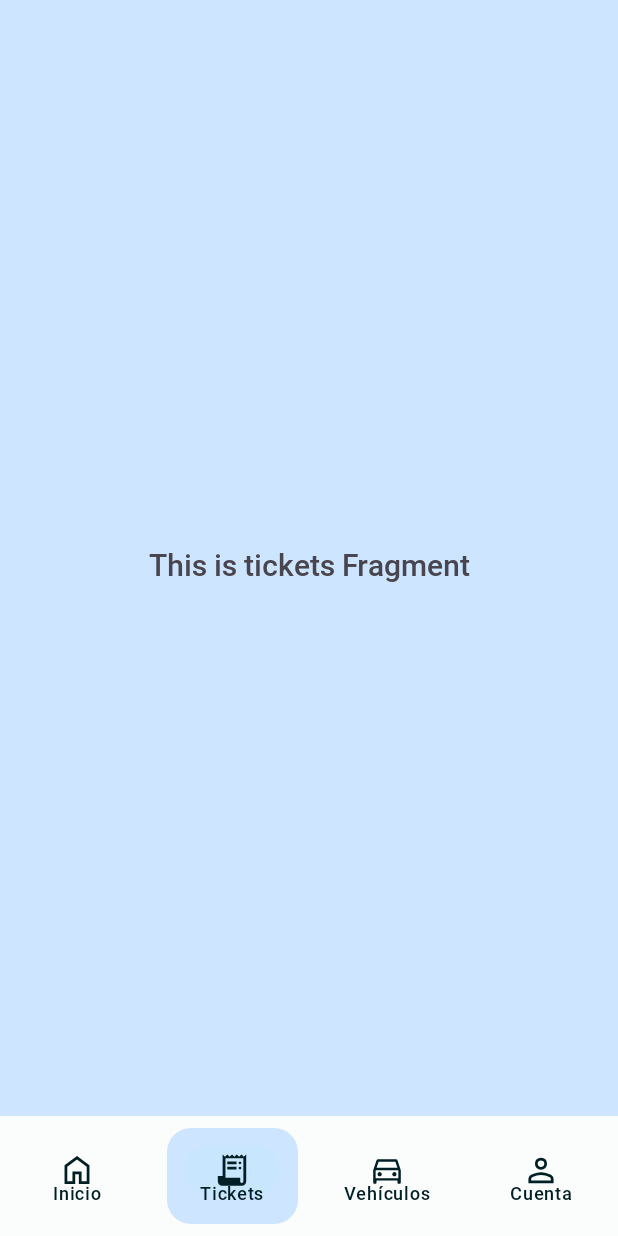
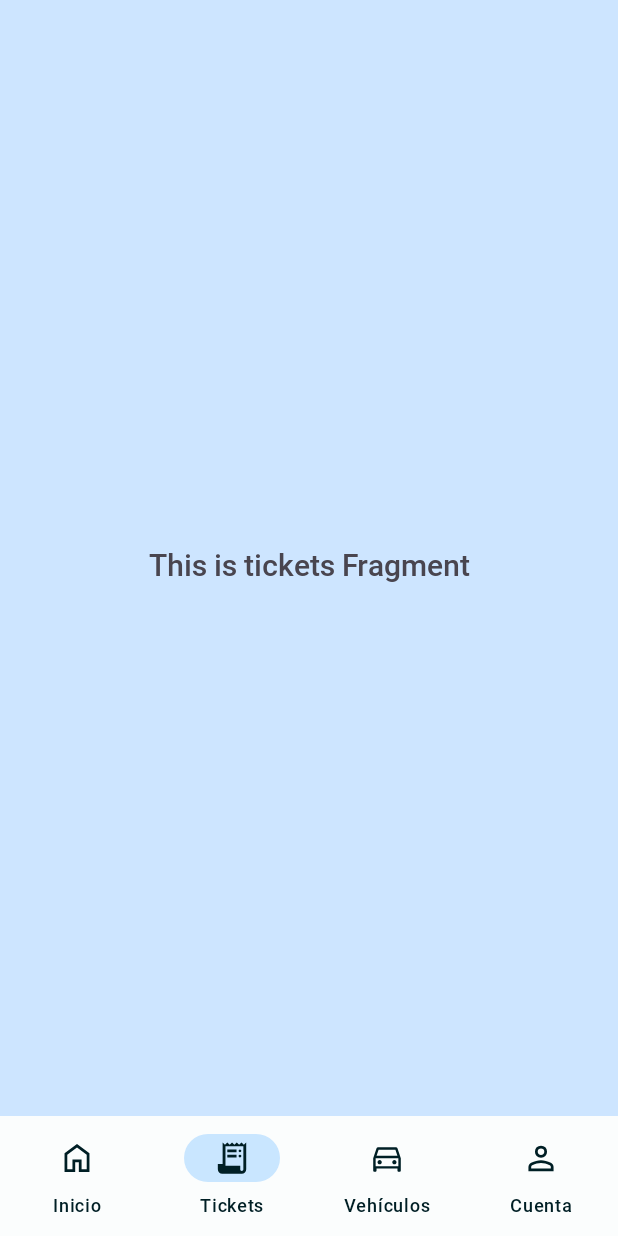
Before and after one commit to xicotet/ZonaBlava, an Android app: the screen it shows after launch (MainActivity), item 2 of the bottom bar chosen, on a phone screen of 412 x 824 dp. Run offline under Robolectric (Android 15) with nearby library versions, the phone set to English and light mode, and no system bars; our stand-ins replace Dagger/Hilt's generated code, navigation-ui.

Commit message:
Update navigation bar appearance

```diff
--- a/app/src/main/res/drawable/nav_item_active_indicator_selector.xml
+++ /dev/null
@@ -1,23 +0,0 @@
-<?xml version="1.0" encoding="utf-8"?>
-<selector xmlns:android="http://schemas.android.com/apk/res/android">
-    <!-- Filled state when selected -->
-    <item android:state_selected="true">
-        <inset android:inset="@dimen/margin_mini">
-            <shape android:shape="rectangle">
-                <solid android:color="@color/md_theme_light_primaryContainer" />
-                <corners android:radius="@dimen/active_indicator_corner_radius" />
-                <size
-                    android:width="@dimen/active_indicator_width"
-                    android:height="@dimen/active_indicator_height" />
-                <padding android:left="@dimen/padding_mini"
-                    android:right="@dimen/padding_mini"/>
-            </shape>
-        </inset>
-    </item>
-    <!-- Empty state for all other cases -->
-    <item>
-        <shape android:shape="rectangle">
-            <!-- Add your desired empty state properties here -->
-        </shape>
-    </item>
-</selector>
--- a/app/src/main/res/layout/activity_main.xml
+++ b/app/src/main/res/layout/activity_main.xml
@@ -1,7 +1,6 @@
 <?xml version="1.0" encoding="utf-8"?>
 <androidx.constraintlayout.widget.ConstraintLayout xmlns:android="http://schemas.android.com/apk/res/android"
     xmlns:app="http://schemas.android.com/apk/res-auto"
-    xmlns:tools="http://schemas.android.com/tools"
     android:id="@+id/container"
     android:layout_width="match_parent"
     android:layout_height="match_parent">
@@ -24,7 +23,6 @@
         android:layout_height="80dp"
         android:background="@color/custom_white"
         app:menu="@menu/bottom_nav_menu"
-        app:itemBackground="@drawable/nav_item_active_indicator_selector"
         app:labelVisibilityMode="labeled"
         app:itemTextColor="@color/md_theme_light_onBackground"
         app:itemIconTint="@color/md_theme_light_onBackground"
```
